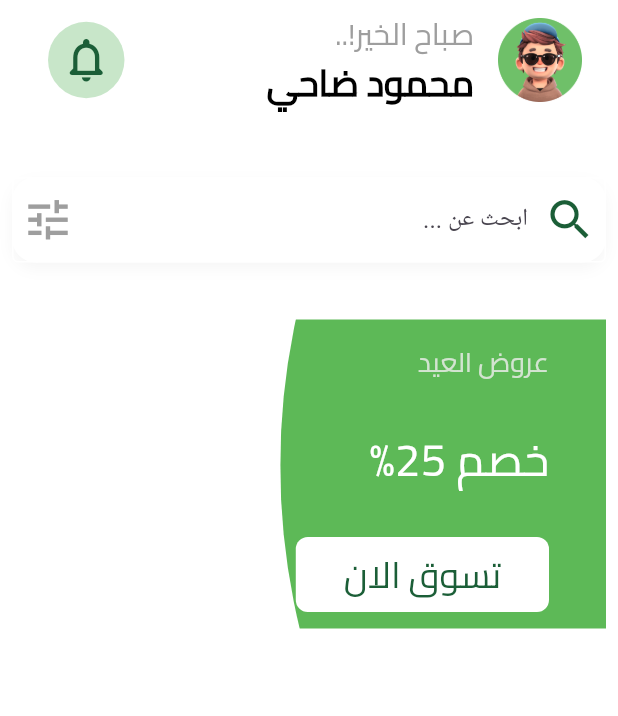
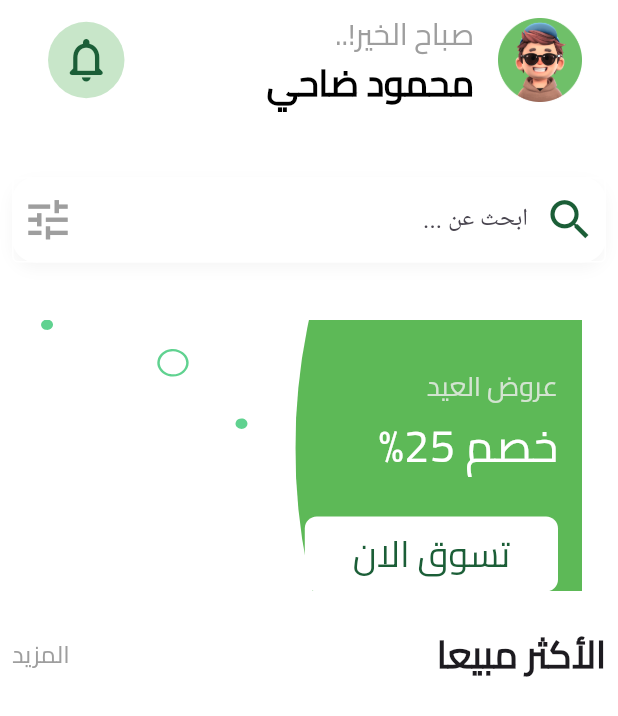
Before and after one commit to MahmoudDahy11/Fruits, a Flutter app: the HomeViewProduct screen opened by its route, on a phone screen of 412 x 824 dp. Shown: the top 716 px of the screen. Run offline on Flutter 3.47's test engine with Material 3 defaults, Android fonts, the phone set to English and light mode, and no system bars; our stand-ins replace bloc, firebase_auth, firebase_core, flutter_bloc, flutter_svg, modal_progress_hud_nsn and 1 more; accounts and stored records are empty.

```diff
--- a/lib/core/constant/assets.dart
+++ b/lib/core/constant/assets.dart
@@ -5,7 +5,8 @@ class Assets {
   /// Assets for imagesAppIcon
   /// Assets/Images/App_Icon.svg
   static const String imagesAppIcon = "Assets/Images/App_Icon.svg";
-  static const String imagesFruits = "Assets/Images/fruits.svg";
+  static const String imagesCardFruits = "Assets/Images/cardFruits.svg";
+  static const String imagestest = "Assets/Images/test.svg";
 
   /// Assets for imagesAppleIcons
   /// Assets/Images/AppleIcons.svg
--- a/lib/features/shopping/presentation/views/home_view_product.dart
+++ b/lib/features/shopping/presentation/views/home_view_product.dart
@@ -1,7 +1,7 @@
 import 'package:e_commerce_app/core/constant/assets.dart';
 import 'package:e_commerce_app/core/constant/constant.dart';
 import 'package:flutter/material.dart';
-import 'package:flutter_svg/flutter_svg.dart';
+import 'package:flutter_svg/svg.dart';
 import 'widgets/custom_list_tile_info.dart';
 import 'widgets/custom_shop_botton.dart';
 import 'widgets/custom_text_field_product.dart';
@@ -21,22 +21,62 @@ class HomeViewProduct extends StatelessWidget {
               const SizedBox(height: 30),
               const CustomTextFieldProduct(),
               const SizedBox(height: 30),
-              Row(
-                children: [
-                  Stack(
-                    children: [
-                      SvgPicture.asset(
-                        Assets.imagesFeatureItemBackground,
-                        height: MediaQuery.sizeOf(context).height * .25,
+              SizedBox(
+                height: MediaQuery.sizeOf(context).height * .22,
+                child: ListView.builder(
+                  physics: const BouncingScrollPhysics(),
+                  scrollDirection: Axis.horizontal,
+                  itemCount: 10,
+                  itemBuilder: (context, index) {
+                    return Padding(
+                      padding: const EdgeInsets.symmetric(horizontal: 16.0),
+                      child: CardItem(),
+                    );
+                  },
+                ),
               ),
               Padding(
-                        padding: const EdgeInsets.symmetric(
-                          vertical: 16.0,
-                          horizontal: 38,
+                padding: const EdgeInsets.symmetric(vertical: 24.0),
+                child: Row(
+                  mainAxisAlignment: MainAxisAlignment.spaceBetween,
+                  children: [
+                    Text(
+                      'الأكثر مبيعا',
+                      style: TextStyle(
+                        fontSize: 25,
+                        fontFamily: 'Cairo',
+                        fontWeight: FontWeight.bold,
                       ),
-                        child: Column(
+                    ),
+                    Text(
+                      'المزيد',
+                      style: TextStyle(
+                        fontSize: 16,
+                        fontFamily: 'Cairo',
+                        fontWeight: FontWeight.normal,
+                        color: Colors.grey,
+                      ),
+                    ),
+                  ],
+                ),
+              ),
+
+            ],
+          ),
+        ),
+      ),
+    );
+  }
+}
+
+class DiscountCardItemDetails extends StatelessWidget {
+  const DiscountCardItemDetails({super.key});
+
+  @override
+  Widget build(BuildContext context) {
+    return Column(
+      mainAxisAlignment: MainAxisAlignment.spaceBetween,
       crossAxisAlignment: CrossAxisAlignment.start,
-                          mainAxisAlignment: MainAxisAlignment.spaceAround,
       children: [
         Text(
           'عروض العيد',
@@ -46,7 +86,7 @@ class HomeViewProduct extends StatelessWidget {
             color: Color(0XFFD3E4D1),
           ),
         ),
-                            const SizedBox(height: 30),
+        // const SizedBox(height: 30),
         Text(
           'خصم 25%',
           style: TextStyle(
@@ -55,19 +95,33 @@ class HomeViewProduct extends StatelessWidget {
             color: Color(backGroundColor),
           ),
         ),
-                            const SizedBox(height: 30),
+        const SizedBox(height: 15),
         CustomShopBotton(),
       ],
-                        ),
-                      ),
-                    ],
-                  ),
-                ],
-              ),
-            ],
-          ),
-        ),
-      ),
     );
   }
 }
+
+class CardItem extends StatelessWidget {
+  const CardItem({super.key});
+
+  @override
+  Widget build(BuildContext context) {
+    return Stack(
+      children: [
+        SvgPicture.asset(
+          Assets.imagesCircles,
+          height: MediaQuery.sizeOf(context).height * .22,
+        ),
+        SvgPicture.asset(
+          Assets.imagesFeatureItemBackground,
+          height: MediaQuery.sizeOf(context).height * .22,
+        ),
+        Padding(
+          padding: const EdgeInsets.only(right: 16.0, top: 32),
+          child: DiscountCardItemDetails(),
+        ),
+      ],
+    );
+  }
+}
--- a/lib/main.dart
+++ b/lib/main.dart
@@ -39,7 +39,7 @@ class ECommerceApp extends StatelessWidget {
           ResetPasswordView.id: (context) => ResetPasswordView(),
           HomeViewProduct.id: (context) => HomeViewProduct(),
         },
-        localizationsDelegates: [
+        localizationsDelegates: const [
           S.delegate,
           GlobalMaterialLocalizations.delegate,
           GlobalWidgetsLocalizations.delegate,
@@ -52,3 +52,7 @@ class ECommerceApp extends StatelessWidget {
     );
   }
 }
+
+
+// Pass@gmail.com
+//PassPass
--- a/pubspec.yaml
+++ b/pubspec.yaml
@@ -40,7 +40,7 @@ dependencies:
   flutter_localizations:
     sdk: flutter
   flutter_svg: ^2.2.0
-  font_awesome_flutter: ^10.9.0
+  # font_awesome_flutter: ^10.9.0
   intl: ^0.20.2
   meta: ^1.16.0
   modal_progress_hud_nsn: ^0.5.1
```
Also changed, not shown: Assets/Images/cardFruits.svg (added), Assets/Images/fruits.png (deleted), Assets/Images/fruits.svg (deleted), pubspec.lock, 3 other files. Lines whose indentation alone changed are shown as unchanged.
